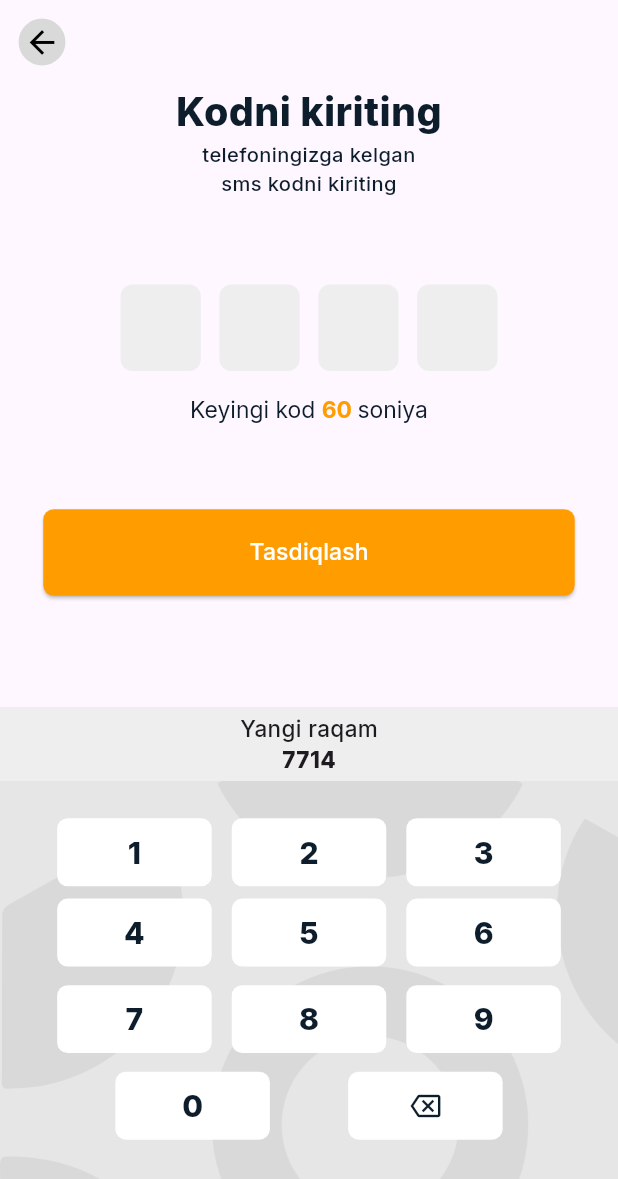
After one commit to OtabekNuriddinov/ish_topdim, a Flutter app: the OTPScreen screen opened directly, on a phone screen of 412 x 824 dp. The commit adds this screen. Shown: the top 1179 px of the screen. Run offline on Flutter 3.47's test engine with Material 3 defaults, Android fonts, the light colour scheme and no system bars; our stand-ins replace flutter_svg, go_router, google_fonts, sizer.

Commit message:
[007] OTP screen qo'shildi

```diff
--- a/lib/core/components/main_elevated_button.dart
+++ b/lib/core/components/main_elevated_button.dart
@@ -5,9 +5,11 @@ import 'package:sizer/sizer.dart';
 class MainElevatedButton extends StatelessWidget {
   final String text;
   final Color color;
+  final VoidCallback onPressed;
   const MainElevatedButton({
     required this.text,
     required this.color,
+    required this.onPressed,
     super.key,
   });
 
@@ -21,8 +23,7 @@ class MainElevatedButton extends StatelessWidget {
                 borderRadius: BorderRadius.circular(7)
             )
         ),
-        onPressed: (){
-        },
+        onPressed: onPressed,
         child: Text(text, style: GoogleFonts.inter(
             fontWeight: FontWeight.w500,
             fontSize: 16.sp,
--- a/lib/features/entering_profile/presentation/entering_profile_screen.dart
+++ b/lib/features/entering_profile/presentation/entering_profile_screen.dart
@@ -36,7 +36,7 @@ class _EnteringProfileScreenState extends State<EnteringProfileScreen> {
       ),
       body: Center(
         child: Padding(
-          padding: EdgeInsets.symmetric(vertical: 2.h, horizontal: 5.w),
+          padding: EdgeInsets.symmetric(vertical: 2.h, horizontal: 6.w),
           child: Form(
             key: _key,
             child: Column(
@@ -115,7 +115,8 @@ class _EnteringProfileScreenState extends State<EnteringProfileScreen> {
                 SizedBox(height: 4.h),
                 MainElevatedButton(
                     text: "Kirish",
-                    color: Themes.black57
+                    color: Themes.black57,
+                  onPressed: (){},
                 ),
                 SizedBox(height: 8.h),
                 Row(
--- a/lib/features/forgot_pass/presentation/forgot_password_screen.dart
+++ b/lib/features/forgot_pass/presentation/forgot_password_screen.dart
@@ -33,7 +33,7 @@ class _ForgotPasswordScreenState extends State<ForgotPasswordScreen> {
       ),
       body: Center(
         child: Padding(
-          padding: EdgeInsets.symmetric(vertical: 2.h, horizontal: 5.w),
+          padding: EdgeInsets.symmetric(vertical: 2.h, horizontal: 6.w),
           child: Form(
             key: _key,
             child: Column(
@@ -79,7 +79,8 @@ class _ForgotPasswordScreenState extends State<ForgotPasswordScreen> {
                 SizedBox(height: 4.h),
                 MainElevatedButton(
                     text: "Kirish",
-                    color: Themes.black57
+                    color: Themes.black57,
+                  onPressed: (){},
                 ),
                 SizedBox(height: 8.h),
                 Align(
--- /dev/null
+++ b/lib/features/otp/components/build_number_button.dart
@@ -0,0 +1,34 @@
+import 'package:flutter/material.dart';
+import 'package:google_fonts/google_fonts.dart';
+import 'package:sizer/sizer.dart';
+
+import '../../../core/theme/themes.dart';
+
+class BuildNumberButton extends StatelessWidget {
+  final String number;
+  final Function(String number) onTap;
+  const BuildNumberButton(
+      {super.key, required this.number, required this.onTap});
+
+  @override
+  Widget build(BuildContext context) {
+    return GestureDetector(
+      onTap: () => onTap(number),
+      child: Container(
+        height: 5.5.h,
+        width: 25.w,
+        decoration: BoxDecoration(
+            color: Themes.white, borderRadius: BorderRadius.circular(7)),
+        child: Center(
+          child: Text(
+            number,
+            style: GoogleFonts.inter(
+                fontWeight: FontWeight.w800,
+                fontSize: 20,
+                color: Themes.black57),
+          ),
+        ),
+      ),
+    );
+  }
+}
--- /dev/null
+++ b/lib/features/otp/components/new_number.dart
@@ -0,0 +1,38 @@
+import 'package:flutter/material.dart';
+import 'package:google_fonts/google_fonts.dart';
+import 'package:sizer/sizer.dart';
+
+class NewNumber extends StatelessWidget {
+  final String newNumber;
+  const NewNumber({
+    super.key,
+    required this.newNumber,
+  });
+
+  @override
+  Widget build(BuildContext context) {
+    return Container(
+      width: double.infinity,
+      height: 6.h,
+      decoration: BoxDecoration(color: Color(0xFFEEEEEE)),
+      child: Center(
+        child: Column(
+          crossAxisAlignment: CrossAxisAlignment.center,
+          mainAxisAlignment: MainAxisAlignment.center,
+          children: [
+            Text(
+              "Yangi raqam",
+              style:
+              GoogleFonts.inter(fontSize: 15, fontWeight: FontWeight.w500),
+            ),
+            Text(
+              newNumber,
+              style:
+              GoogleFonts.inter(fontSize: 15, fontWeight: FontWeight.w800),
+            ),
+          ],
+        ),
+      ),
+    );
+  }
+}
--- /dev/null
+++ b/lib/features/otp/components/otp_rich_text.dart
@@ -0,0 +1,35 @@
+import 'package:flutter/material.dart';
+import 'package:google_fonts/google_fonts.dart';
+import 'package:sizer/sizer.dart';
+
+import '../../../core/theme/themes.dart';
+
+class OTPRichText extends StatelessWidget {
+  const OTPRichText({super.key});
+
+  @override
+  Widget build(BuildContext context) {
+    return RichText(
+        text: TextSpan(children: [
+      TextSpan(
+        text: "Keyingi kod ",
+        style: GoogleFonts.inter(
+            fontWeight: FontWeight.w400,
+            color: Themes.black57,
+            fontSize: 16.sp),
+      ),
+      TextSpan(
+        text: "60 ",
+        style: GoogleFonts.inter(
+            fontWeight: FontWeight.w700, color: Themes.orange, fontSize: 16.sp),
+      ),
+      TextSpan(
+        text: "soniya",
+        style: GoogleFonts.inter(
+            fontWeight: FontWeight.w400,
+            color: Themes.black57,
+            fontSize: 16.sp),
+      )
+    ]));
+  }
+}
--- /dev/null
+++ b/lib/features/otp/components/zero_back_button.dart
@@ -0,0 +1,31 @@
+import 'package:flutter/material.dart';
+import 'package:sizer/sizer.dart';
+
+import '../../../core/theme/themes.dart';
+
+class ZeroBackButton extends StatelessWidget {
+  final Function() onBackSpacePressed;
+  const ZeroBackButton({super.key, required this.onBackSpacePressed,});
+
+  @override
+  Widget build(BuildContext context) {
+    return GestureDetector(
+      onTap: onBackSpacePressed,
+      child: Container(
+        width: 25.w,
+        height: 5.5.h,
+        decoration: BoxDecoration(
+            color: Themes.white,
+            borderRadius: BorderRadius.circular(7)
+        ),
+        child: Center(
+          child: Icon(
+            Icons.backspace_outlined,
+            color: Themes.black57,
+            size: 20,
+          ),
+        ),
+      ),
+    );
+  }
+}
--- /dev/null
+++ b/lib/features/otp/presentation/OTPScreen.dart
@@ -0,0 +1,235 @@
+import 'package:flutter/material.dart';
+import 'package:google_fonts/google_fonts.dart';
+import 'package:ish_topdim/core/components/main_back_button.dart';
+import 'package:ish_topdim/core/components/main_elevated_button.dart';
+import 'package:ish_topdim/features/otp/components/otp_rich_text.dart';
+import 'package:sizer/sizer.dart';
+
+import '../../../core/theme/themes.dart';
+import '../components/build_number_button.dart';
+import '../components/new_number.dart';
+import '../components/zero_back_button.dart';
+
+void main() {
+  runApp(MyApp());
+}
+
+class MyApp extends StatelessWidget {
+  const MyApp({super.key});
+
+  @override
+  Widget build(BuildContext context) {
+    return Sizer(builder: (context, orientation, type) {
+      return MaterialApp(
+        home: OTPScreen(),
+      );
+    });
+  }
+}
+
+class OTPScreen extends StatefulWidget {
+  const OTPScreen({super.key});
+
+  @override
+  State<OTPScreen> createState() => _OTPScreenState();
+}
+
+class _OTPScreenState extends State<OTPScreen> {
+  List<String> otp = ['', '', '', ''];
+  int currentIndex = 0;
+
+  @override
+  Widget build(BuildContext context) {
+    return Scaffold(
+      appBar: AppBar(
+        leading: MainBackButton(
+          onPressed: () {},
+        ),
+      ),
+      body: Column(
+        mainAxisAlignment: MainAxisAlignment.start,
+        crossAxisAlignment: CrossAxisAlignment.center,
+        children: [
+          Align(
+            alignment: Alignment.center,
+            child: Text(
+              "Kodni kiriting",
+              textAlign: TextAlign.center,
+              style: GoogleFonts.inter(
+                fontWeight: FontWeight.w800,
+                color: Themes.black57,
+                fontSize: 21.sp,
+              ),
+            ),
+          ),
+          Align(
+            alignment: Alignment.center,
+            child: Text(
+              "telefoningizga kelgan\nsms kodni kiriting",
+              textAlign: TextAlign.center,
+              style: GoogleFonts.inter(
+                fontWeight: FontWeight.w500,
+                color: Themes.black57,
+                fontSize: 15.sp,
+              ),
+            ),
+          ),
+          SizedBox(height: 7.h),
+          Row(
+            mainAxisAlignment: MainAxisAlignment.center,
+            children: List.generate(4, (index) {
+              return Padding(
+                padding: EdgeInsets.only(right: index < 3 ? 3.w : 0),
+                child: Container(
+                  width: 13.w,
+                  height: 7.h,
+                  decoration: BoxDecoration(
+                      color: Color(0xFFEEEEEE),
+                      borderRadius: BorderRadius.circular(8)),
+                  child: Center(
+                    child: Text(
+                      otp[index],
+                      style: GoogleFonts.inter(
+                          fontWeight: FontWeight.w800,
+                          fontSize: 18.sp,
+                          color: Themes.black57),
+                    ),
+                  ),
+                ),
+              );
+            }),
+          ),
+          SizedBox(height: 2.h),
+          OTPRichText(),
+          SizedBox(height: 7.h),
+          Padding(
+            padding: EdgeInsets.symmetric(horizontal: 7.w),
+            child: MainElevatedButton(
+              text: "Tasdiqlash",
+              color: Themes.orange,
+              onPressed: _onConfirmPressed,
+            ),
+          ),
+          SizedBox(height: 9.h),
+          NewNumber(newNumber: "7714"),
+          Expanded(
+            child: Container(
+                width: double.infinity,
+                decoration: BoxDecoration(
+                  image: DecorationImage(
+                    fit: BoxFit.cover,
+                    image: AssetImage("assets/images/keyboard_back.png"),
+                  ),
+                ),
+                child: Padding(
+                  padding: EdgeInsets.symmetric(horizontal: 6.w, vertical: 3.h),
+                  child: Column(
+                    children: [
+                      Row(
+                        mainAxisAlignment: MainAxisAlignment.spaceEvenly,
+                        children: [
+                          BuildNumberButton(
+                            number: "1",
+                            onTap: (value) => _onNumberPressed("1"),
+                          ),
+                          BuildNumberButton(
+                            number: "2",
+                            onTap: (value) => _onNumberPressed("2"),
+                          ),
+                          BuildNumberButton(
+                            number: "3",
+                            onTap: (value) => _onNumberPressed("3"),
+                          ),
+                        ],
+                      ),
+                      SizedBox(height: 1.h),
+                      Row(
+                        mainAxisAlignment: MainAxisAlignment.spaceEvenly,
+                        children: [
+                          BuildNumberButton(
+                            number: "4",
+                            onTap: (value) => _onNumberPressed("4"),
+                          ),
+                          BuildNumberButton(
+                            number: "5",
+                            onTap: (value) => _onNumberPressed("5"),
+                          ),
+                          BuildNumberButton(
+                            number: "6",
+                            onTap: (value) => _onNumberPressed("6"),
+                          ),
+                        ],
+                      ),
+                      SizedBox(height: 1.5.h),
+                      Row(
+                        mainAxisAlignment: MainAxisAlignment.spaceEvenly,
+                        children: [
+                          BuildNumberButton(
+                            number: "7",
+                            onTap: (value) => _onNumberPressed("7"),
+                          ),
+                          BuildNumberButton(
+                            number: "8",
+                            onTap: (value) => _onNumberPressed("8"),
+                          ),
+                          BuildNumberButton(
+                            number: "9",
+                            onTap: (value) => _onNumberPressed("9"),
+                          ),
+                        ],
+                      ),
+                      SizedBox(height: 1.5.h),
+                      Row(
+                        mainAxisAlignment: MainAxisAlignment.spaceEvenly,
+                        children: [
+                          BuildNumberButton(
+                            number: "0",
+                            onTap: (value) => _onNumberPressed("0"),
+                          ),
+                          ZeroBackButton(
+                            onBackSpacePressed: () => _onBackspacePressed(),
+                          )
+                        ],
+                      )
+                    ],
+                  ),
+                )),
+          )
+        ],
+      ),
+    );
+  }
+
+  void _onNumberPressed(String number) {
+    setState(() {
+      for (int i = 0; i < 4; i++) {
+        if (otp[i].isEmpty) {
+          otp[i] = number;
+          currentIndex = i;
+          break;
+        }
+      }
+      if (!otp.contains('')) {
+        otp[3] = number;
+        currentIndex = 3;
+      }
+    });
+  }
+
+  void _onBackspacePressed() {
+    setState(() {
+      for (int i = 3; i >= 0; i--) {
+        if (otp[i].isNotEmpty) {
+          otp[i] = '';
+          currentIndex = i;
+          break;
+        }
+      }
+    });
+  }
+
+  void _onConfirmPressed() {
+    String otpCode = otp.join('');
+    print("OTP kodi: $otpCode");
+  }
+}
--- a/lib/features/registration/presentation/registration_screen.dart
+++ b/lib/features/registration/presentation/registration_screen.dart
@@ -32,7 +32,7 @@ class _RegistrationScreenState extends State<RegistrationScreen> {
       ),
       body: Center(
         child: Padding(
-          padding: EdgeInsets.symmetric(vertical: 2.h, horizontal: 5.w),
+          padding: EdgeInsets.symmetric(vertical: 2.h, horizontal: 6.w),
           child: Form(
             key: _key,
             child: Column(
@@ -117,6 +117,7 @@ class _RegistrationScreenState extends State<RegistrationScreen> {
                 MainElevatedButton(
                   color: Themes.black57,
                   text: "ro'yxatdan o'tish",
+                  onPressed: (){},
                 ),
                 SizedBox(height: 8.h),
                 Row(
```
Also changed, not shown: assets/images/keyboard_back.png (added).
